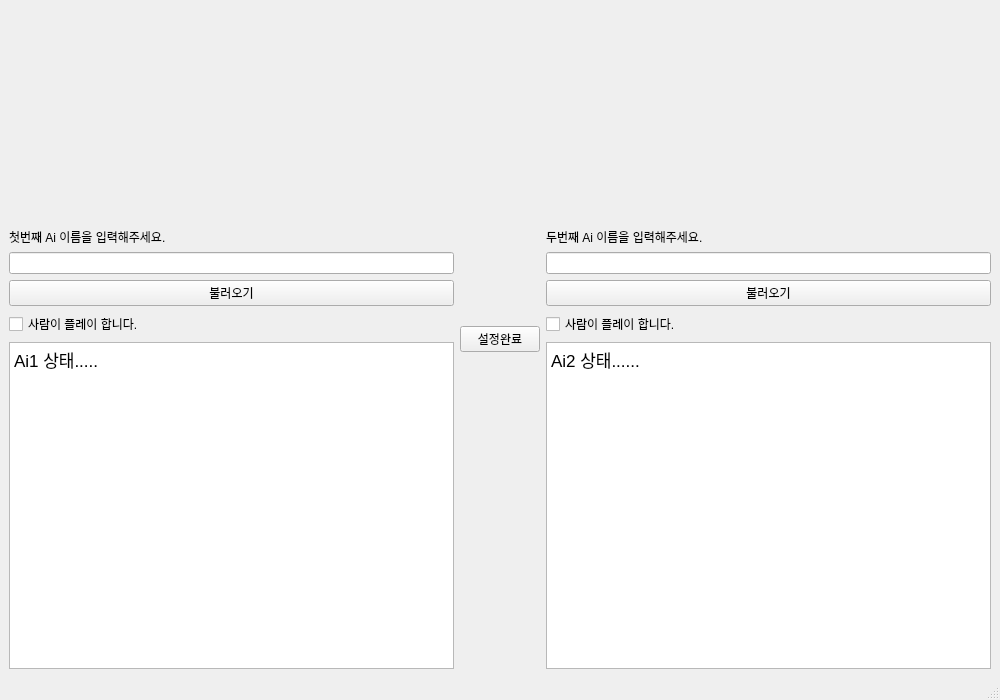
Qt form mainwindow.ui (progresshans/indian-poker-python) before a commit.
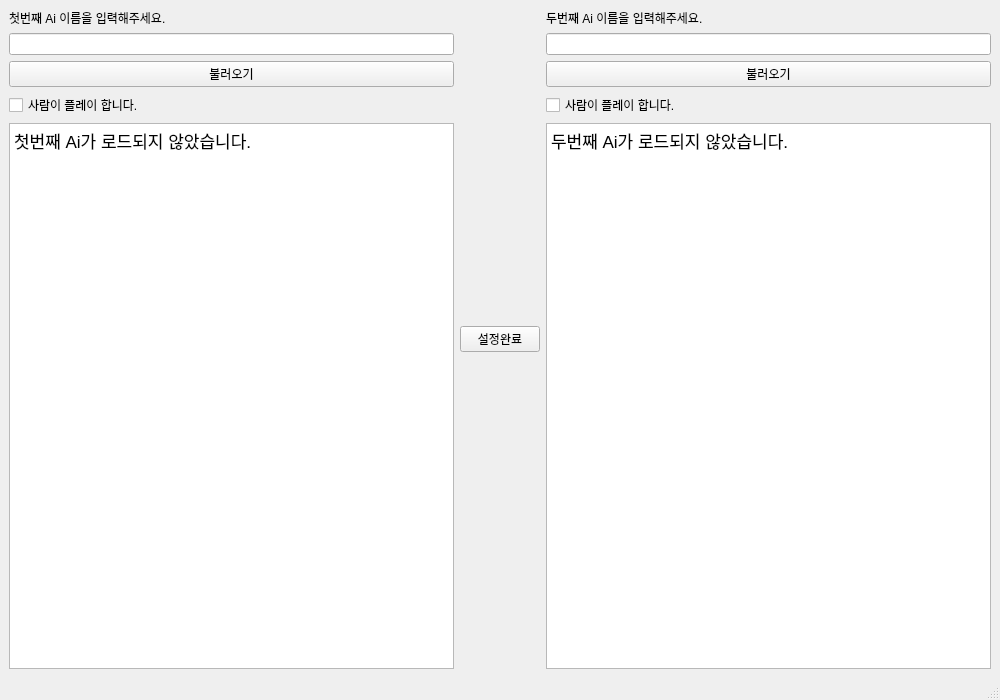
The same form after that commit.

Commit message: 무의미하게 공백이 생기는것을 제거

```diff
--- a/mainwindow.ui
+++ b/mainwindow.ui
@@ -19,22 +19,6 @@
      <layout class="QVBoxLayout" name="verticalLayout">
       <item>
        <layout class="QVBoxLayout" name="verticalLayout_8">
-        <item>
-         <spacer name="verticalSpacer">
-          <property name="orientation">
-           <enum>Qt::Vertical</enum>
-          </property>
-          <property name="sizeType">
-           <enum>QSizePolicy::Expanding</enum>
-          </property>
-          <property name="sizeHint" stdset="0">
-           <size>
-            <width>20</width>
-            <height>40</height>
-           </size>
-          </property>
-         </spacer>
-        </item>
         <item>
          <widget class="QLabel" name="label">
           <property name="text">
@@ -70,7 +54,7 @@
 &lt;html&gt;&lt;head&gt;&lt;meta name=&quot;qrichtext&quot; content=&quot;1&quot; /&gt;&lt;style type=&quot;text/css&quot;&gt;
 p, li { white-space: pre-wrap; }
 &lt;/style&gt;&lt;/head&gt;&lt;body style=&quot; font-family:'.SF NS Text'; font-size:13pt; font-weight:400; font-style:normal;&quot;&gt;
-&lt;p style=&quot; margin-top:0px; margin-bottom:0px; margin-left:0px; margin-right:0px; -qt-block-indent:0; text-indent:0px;&quot;&gt;&lt;span style=&quot; font-family:'.SF NS Text';&quot;&gt;Ai1 상태.....&lt;/span&gt;&lt;/p&gt;&lt;/body&gt;&lt;/html&gt;</string>
+&lt;p style=&quot; margin-top:0px; margin-bottom:0px; margin-left:0px; margin-right:0px; -qt-block-indent:0; text-indent:0px;&quot;&gt;&lt;span style=&quot; font-family:'.SF NS Text';&quot;&gt;첫번째 Ai가 로드되지 않았습니다.&lt;/span&gt;&lt;/p&gt;&lt;/body&gt;&lt;/html&gt;</string>
           </property>
          </widget>
         </item>
@@ -96,19 +80,6 @@
      <layout class="QVBoxLayout" name="verticalLayout_2">
       <item>
        <layout class="QVBoxLayout" name="verticalLayout_9">
-        <item>
-         <spacer name="verticalSpacer_2">
-          <property name="orientation">
-           <enum>Qt::Vertical</enum>
-          </property>
-          <property name="sizeHint" stdset="0">
-           <size>
-            <width>20</width>
-            <height>40</height>
-           </size>
-          </property>
-         </spacer>
-        </item>
         <item>
          <widget class="QLabel" name="label_2">
           <property name="text">
@@ -154,7 +125,7 @@
 &lt;html&gt;&lt;head&gt;&lt;meta name=&quot;qrichtext&quot; content=&quot;1&quot; /&gt;&lt;style type=&quot;text/css&quot;&gt;
 p, li { white-space: pre-wrap; }
 &lt;/style&gt;&lt;/head&gt;&lt;body style=&quot; font-family:'.SF NS Text'; font-size:13pt; font-weight:400; font-style:normal;&quot;&gt;
-&lt;p style=&quot; margin-top:0px; margin-bottom:0px; margin-left:0px; margin-right:0px; -qt-block-indent:0; text-indent:0px;&quot;&gt;&lt;span style=&quot; font-family:'.SF NS Text';&quot;&gt;Ai2 상태......&lt;/span&gt;&lt;/p&gt;&lt;/body&gt;&lt;/html&gt;</string>
+&lt;p style=&quot; margin-top:0px; margin-bottom:0px; margin-left:0px; margin-right:0px; -qt-block-indent:0; text-indent:0px;&quot;&gt;&lt;span style=&quot; font-family:'.SF NS Text';&quot;&gt;두번째 Ai가 로드되지 않았습니다.&lt;/span&gt;&lt;/p&gt;&lt;/body&gt;&lt;/html&gt;</string>
           </property>
          </widget>
         </item>
```
Left out of the diff: 5 changed lines with no effect on the pictures.
